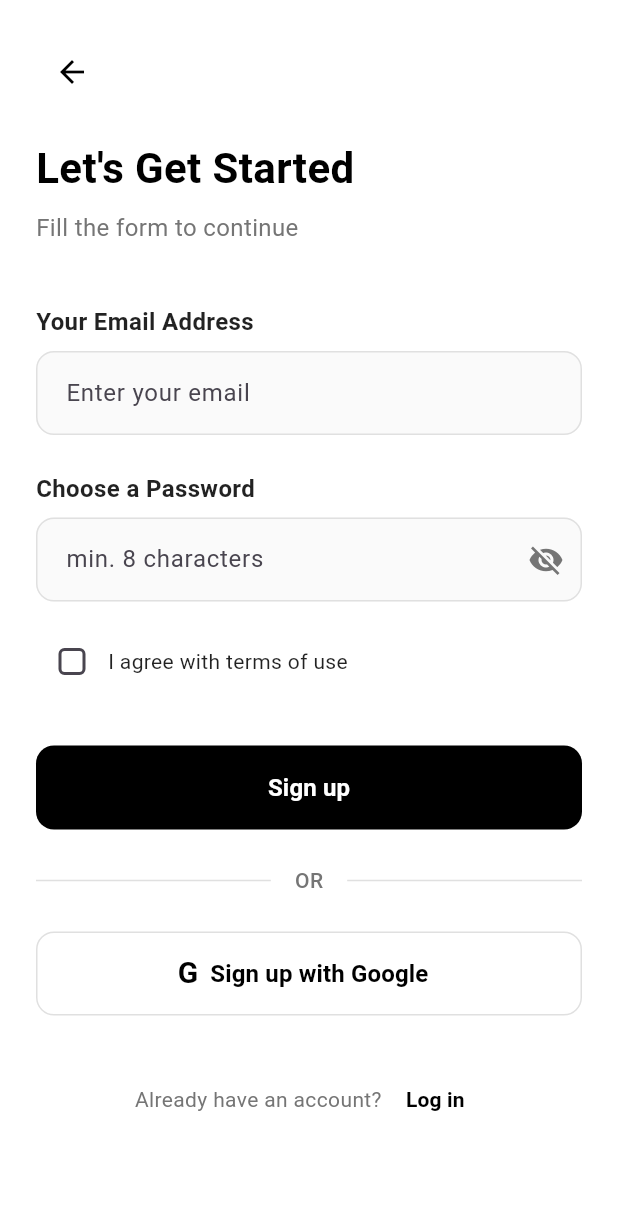
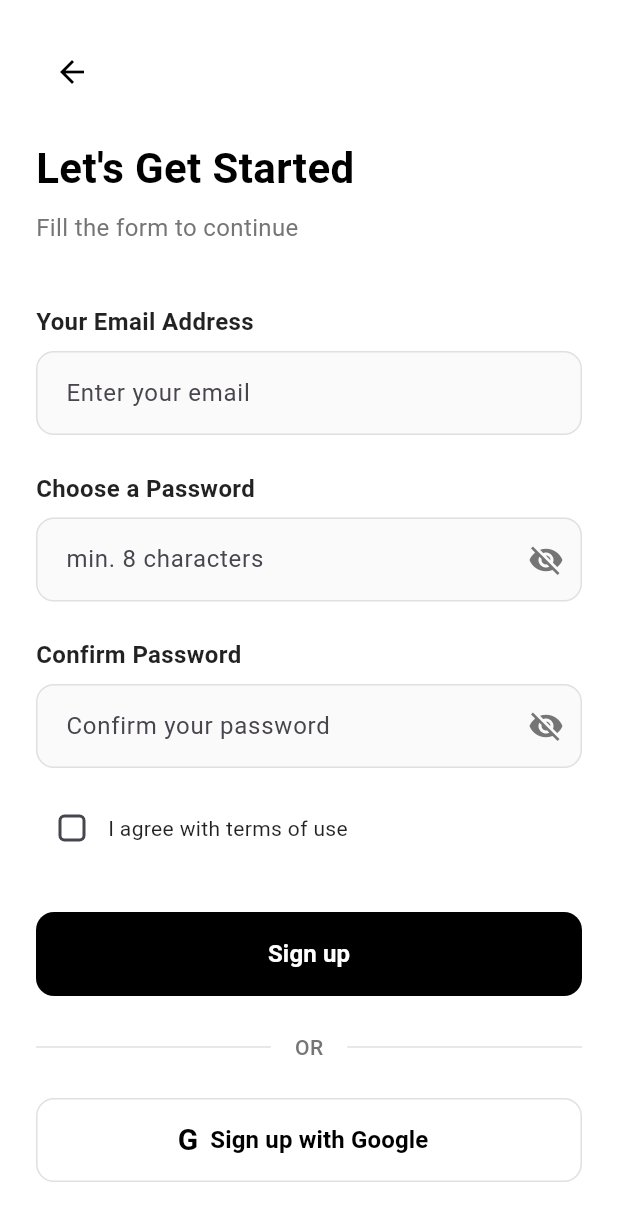
Before and after one commit to adil-5o5/roomie, a Flutter app: the screen it shows after launch, scrolled down 106 dp, after a tap on "Sign up", on a phone screen of 412 x 824 dp. Shown: the top 1221 px of the screen. Run offline on Flutter 3.47's test engine with Material 3 defaults, Android fonts, the light colour scheme and no system bars; our stand-ins replace cloud_firestore, firebase_auth, firebase_core, google_sign_in; accounts and stored records are empty.

Commit message:
fixed issues - signup UI, Username  state and Auth flow

```diff
--- /dev/null
+++ b/lib/auth/auth_gateway.dart
@@ -0,0 +1,169 @@
+import 'package:flutter/material.dart';
+import 'package:firebase_auth/firebase_auth.dart';
+import 'package:cloud_firestore/cloud_firestore.dart';
+import 'package:roomie/auth/signin_page.dart';
+import 'package:roomie/auth/username_setup_page.dart';
+import 'package:roomie/navigation/main_navigation.dart';
+
+/// Authentication gateway that determines which screen to show based on user state
+/// This is the main entry point that handles authentication flow like Instagram
+class AuthGateway extends StatefulWidget {
+  const AuthGateway({super.key});
+
+  @override
+  State<AuthGateway> createState() => _AuthGatewayState();
+}
+
+class _AuthGatewayState extends State<AuthGateway> {
+  final FirebaseAuth _auth = FirebaseAuth.instance;
+  final FirebaseFirestore _firestore = FirebaseFirestore.instance;
+
+  // Loading state while checking authentication
+  bool _isLoading = true;
+
+  // Current user state
+  User? _currentUser;
+  bool _hasUsername = false;
+
+  @override
+  void initState() {
+    super.initState();
+    _checkAuthState();
+  }
+
+  /// Check the current authentication state and user data
+  /// This method determines which screen to show based on user's login status and profile completion
+  Future<void> _checkAuthState() async {
+    try {
+      // Wait for Firebase Auth to initialize
+      await Future.delayed(Duration(milliseconds: 500));
+
+      // Get current user from Firebase Auth
+      _currentUser = _auth.currentUser;
+
+      if (_currentUser != null) {
+        // User is logged in, check if they have a username set
+        await _checkUserProfile();
+      } else {
+        // User is not logged in
+        _hasUsername = false;
+      }
+    } catch (e) {
+      print('❌ Error checking auth state: $e');
+      _hasUsername = false;
+    } finally {
+      setState(() {
+        _isLoading = false;
+      });
+    }
+  }
+
+  /// Check if the current user has a complete profile (username set)
+  /// This determines if we need to show the username setup page
+  Future<void> _checkUserProfile() async {
+    try {
+      if (_currentUser != null) {
+        // Check if user document exists in Firestore
+        final userDoc = await _firestore
+            .collection('users')
+            .doc(_currentUser!.uid)
+            .get();
+
+        if (userDoc.exists) {
+          final userData = userDoc.data();
+          // Check if username is set and not empty
+          _hasUsername =
+              userData?['username'] != null &&
+              userData!['username'].toString().isNotEmpty;
+        } else {
+          _hasUsername = false;
+        }
+      }
+    } catch (e) {
+      print('❌ Error checking user profile: $e');
+      _hasUsername = false;
+    }
+  }
+
+  @override
+  Widget build(BuildContext context) {
+    // Show loading screen while checking authentication state
+    if (_isLoading) {
+      return _buildSplashScreen();
+    }
+
+    // Determine which screen to show based on authentication state
+    if (_currentUser == null) {
+      // User is not logged in, show sign in page
+      return SigninPage();
+    } else if (!_hasUsername) {
+      // User is logged in but doesn't have username set, show username setup
+      return UsernameSetupPage();
+    } else {
+      // User is logged in and has username, show main app
+      return MainNavigation();
+    }
+  }
+
+  /// Build the splash screen with loading animation
+  /// This is shown while checking the user's authentication state
+  Widget _buildSplashScreen() {
+    return Scaffold(
+      backgroundColor: Colors.white,
+      body: Center(
+        child: Column(
+          mainAxisAlignment: MainAxisAlignment.center,
+          children: [
+            // App logo or icon
+            Container(
+              width: 120,
+              height: 120,
+              decoration: BoxDecoration(
+                color: Colors.black,
+                borderRadius: BorderRadius.circular(20),
+              ),
+              child: Icon(
+                Icons.chat_bubble_outline,
+                size: 60,
+                color: Colors.white,
+              ),
+            ),
+
+            SizedBox(height: 32),
+
+            // App name
+            Text(
+              'Roomie',
+              style: TextStyle(
+                fontSize: 32,
+                fontWeight: FontWeight.bold,
+                color: Colors.black,
+              ),
+            ),
+
+            SizedBox(height: 8),
+
+            // Tagline
+            Text(
+              'Connect with like-minded people',
+              style: TextStyle(fontSize: 16, color: Colors.grey[600]),
+            ),
+
+            SizedBox(height: 48),
+
+            // Loading indicator
+            CircularProgressIndicator(color: Colors.black, strokeWidth: 2),
+
+            SizedBox(height: 16),
+
+            // Loading text
+            Text(
+              'Loading...',
+              style: TextStyle(fontSize: 14, color: Colors.grey[500]),
+            ),
+          ],
+        ),
+      ),
+    );
+  }
+}
--- a/lib/auth/signin_page.dart
+++ b/lib/auth/signin_page.dart
@@ -2,9 +2,7 @@ import 'package:firebase_auth/firebase_auth.dart';
 import 'package:flutter/material.dart';
 import 'package:roomie/auth/forgotpassword_page.dart';
 import 'package:roomie/auth/signup_page.dart';
-import 'package:roomie/auth/username_setup_page.dart';
-import 'package:roomie/home/home_page.dart';
-import 'package:roomie/widgets/customappbar.dart';
+import 'package:roomie/auth/auth_gateway.dart';
 import 'auth_services.dart';
 
 class SigninPage extends StatefulWidget {
@@ -47,7 +45,7 @@ class _SigninPageState extends State<SigninPage> {
       if (user != null && mounted) {
         Navigator.pushReplacement(
           context,
-          MaterialPageRoute(builder: (_) => UsernameSetupPage()),
+          MaterialPageRoute(builder: (_) => AuthGateway()),
         );
       }
     } catch (e) {
@@ -72,7 +70,7 @@ class _SigninPageState extends State<SigninPage> {
       if (user != null && mounted) {
         Navigator.pushReplacement(
           context,
-          MaterialPageRoute(builder: (_) => UsernameSetupPage()),
+          MaterialPageRoute(builder: (_) => AuthGateway()),
         );
       }
     } catch (e) {
--- a/lib/auth/signup_page.dart
+++ b/lib/auth/signup_page.dart
@@ -1,7 +1,6 @@
 import 'package:firebase_auth/firebase_auth.dart';
 import 'package:flutter/material.dart';
-import 'package:roomie/auth/username_setup_page.dart';
-import 'package:roomie/widgets/customappbar.dart';
+import 'package:roomie/auth/auth_gateway.dart';
 import 'auth_services.dart';
 
 class SignupPage extends StatefulWidget {
@@ -77,7 +76,7 @@ class _SignupPageState extends State<SignupPage> {
       if (user != null) {
         Navigator.pushReplacement(
           context,
-          MaterialPageRoute(builder: (_) => UsernameSetupPage()),
+          MaterialPageRoute(builder: (_) => AuthGateway()),
         );
       }
     } catch (e) {
@@ -105,7 +104,7 @@ class _SignupPageState extends State<SignupPage> {
       if (user != null && mounted) {
         Navigator.pushReplacement(
           context,
-          MaterialPageRoute(builder: (_) => UsernameSetupPage()),
+          MaterialPageRoute(builder: (_) => AuthGateway()),
         );
       }
     } catch (e) {
@@ -265,6 +264,62 @@ class _SignupPageState extends State<SignupPage> {
                 ],
               ),
 
+              SizedBox(height: 24),
+
+              // Confirm Password Field
+              Column(
+                crossAxisAlignment: CrossAxisAlignment.start,
+                children: [
+                  Text(
+                    "Confirm Password",
+                    style: TextStyle(
+                      fontSize: 16,
+                      fontWeight: FontWeight.w600,
+                      color: Colors.black87,
+                    ),
+                  ),
+                  SizedBox(height: 8),
+                  TextField(
+                    controller: confirmPasswordController,
+                    obscureText: _obscureConfirmPassword,
+                    decoration: InputDecoration(
+                      hintText: "Confirm your password",
+                      border: OutlineInputBorder(
+                        borderRadius: BorderRadius.circular(12),
+                        borderSide: BorderSide(color: Colors.grey[300]!),
+                      ),
+                      enabledBorder: OutlineInputBorder(
+                        borderRadius: BorderRadius.circular(12),
+                        borderSide: BorderSide(color: Colors.grey[300]!),
+                      ),
+                      focusedBorder: OutlineInputBorder(
+                        borderRadius: BorderRadius.circular(12),
+                        borderSide: BorderSide(color: Colors.black, width: 2),
+                      ),
+                      filled: true,
+                      fillColor: Colors.grey[50],
+                      contentPadding: EdgeInsets.symmetric(
+                        horizontal: 16,
+                        vertical: 16,
+                      ),
+                      suffixIcon: IconButton(
+                        icon: Icon(
+                          _obscureConfirmPassword
+                              ? Icons.visibility_off
+                              : Icons.visibility,
+                          color: Colors.grey[600],
+                        ),
+                        onPressed: () {
+                          setState(() {
+                            _obscureConfirmPassword = !_obscureConfirmPassword;
+                          });
+                        },
+                      ),
+                    ),
+                  ),
+                ],
+              ),
+
               SizedBox(height: 16),
 
               // Terms checkbox
--- a/lib/main.dart
+++ b/lib/main.dart
@@ -1,7 +1,6 @@
 import 'package:flutter/material.dart';
 import 'package:firebase_core/firebase_core.dart';
-import 'package:roomie/auth/signin_page.dart';
-import 'package:roomie/home/home_page.dart';
+import 'package:roomie/auth/auth_gateway.dart';
 import 'firebase_options.dart';
 
 void main() async {
@@ -15,6 +14,10 @@ class MainApp extends StatelessWidget {
 
   @override
   Widget build(BuildContext context) {
-    return MaterialApp(debugShowCheckedModeBanner: false, home: SigninPage());
+    return MaterialApp(
+      debugShowCheckedModeBanner: false,
+      title: 'Roomie',
+      home: AuthGateway(),
+    );
   }
 }
```
